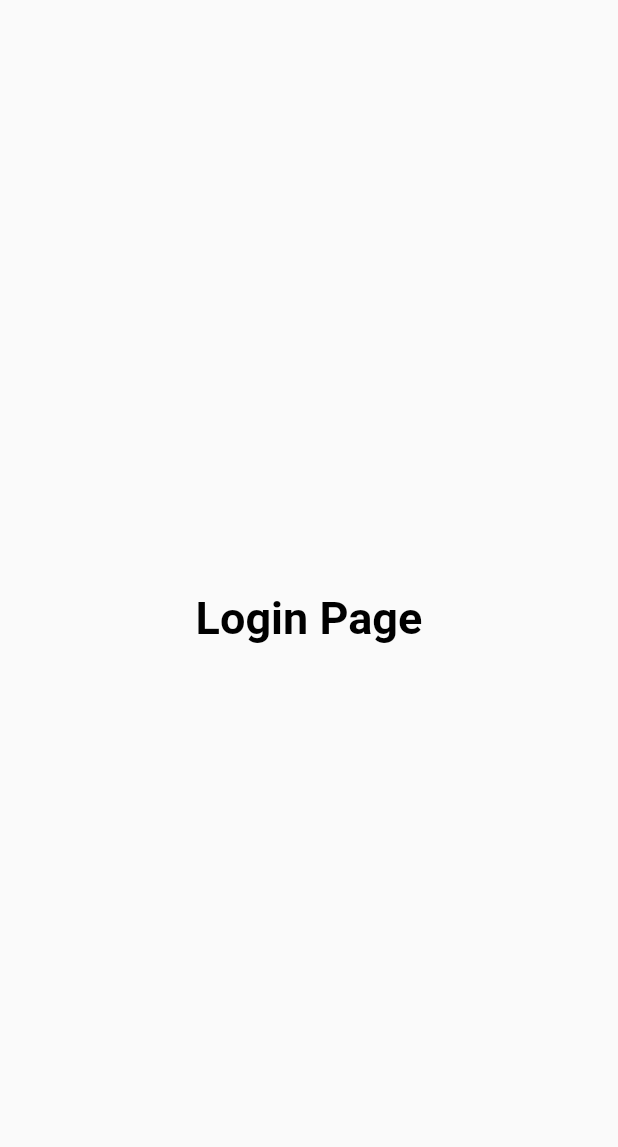
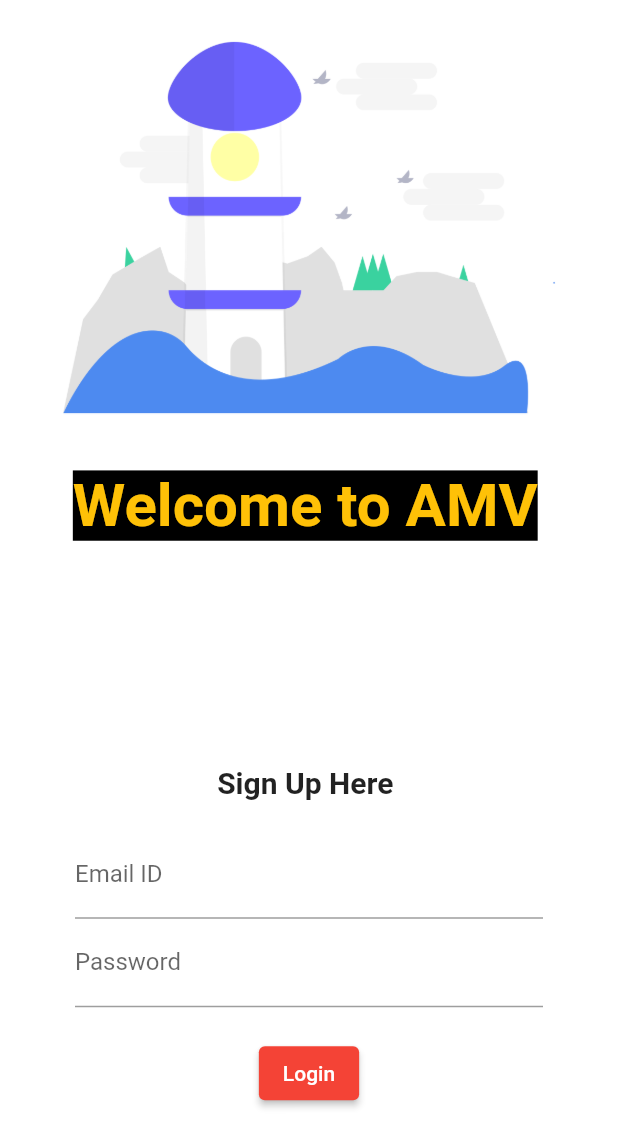
Before and after one commit to khushhalgarg112/Flutter-Basics, a Flutter app: the screen it shows after launch, on a phone screen of 412 x 824 dp. Shown: the top 1147 px of the screen. Run offline on Flutter 3.47's test engine with Material 2 defaults, Android fonts, the phone set to English and light mode, and no system bars; our stand-ins replace google_fonts.

Commit message:
Day 4 completed

```diff
--- a/lib/main.dart
+++ b/lib/main.dart
@@ -1,6 +1,7 @@
 import 'package:flutter/material.dart';
-import 'package:hello_world/pages/LoginPage.dart';
+import 'package:hello_world/pages/login_page.dart';
 import 'package:hello_world/pages/home_page.dart';
+import 'package:google_fonts/google_fonts.dart';
 
 void main() {
   runApp(MyApp());
@@ -17,11 +18,12 @@ class MyApp extends StatelessWidget {
       theme: ThemeData(
         brightness: Brightness.light,
         primarySwatch: Colors.red,
+        primaryTextTheme: GoogleFonts.lakkiReddyTextTheme(),
       ),
       initialRoute:'/login',
       routes:{
         '/':(context)=> HomePage(),
-        '/login':(context)=> LoginPage(),
+        '/login':(context)=> login_page(),
       },
     );
   }
--- a/lib/pages/LoginPage.dart
+++ /dev/null
@@ -1,20 +0,0 @@
-import 'package:flutter/material.dart';
-
-class LoginPage extends StatelessWidget {
-
-  @override
-  Widget build(BuildContext context) {
-    return Material(
-      child: Center(
-        child: Text("Login Page",
-        style: TextStyle(
-          fontSize: 30,
-          color: Colors.black,
-          fontWeight: FontWeight.bold,
-        )
-        ),
-      ),
-
-    );
-  }
-}
--- /dev/null
+++ b/lib/pages/login_page.dart
@@ -0,0 +1,75 @@
+import 'package:flutter/material.dart';
+
+class login_page extends StatelessWidget {
+  const login_page({Key? key}) : super(key: key);
+  @override
+  Widget build(BuildContext context) {
+    return Material(
+      color: Colors.white,
+      child: SingleChildScrollView(
+        child: Column(
+          children: [
+            Image.asset(
+              'assets/image/undraw_Lighthouse_frb8.png',
+              fit: BoxFit.cover,
+            ),
+            Padding(
+              padding: const EdgeInsets.only(
+                top: 10,
+                right: 5,
+              ),
+              child: Text(
+                "Welcome to AMV",
+                style: TextStyle(
+                  fontWeight: FontWeight.bold,
+                  fontSize: 40,
+                  color: Colors.amber,
+                  backgroundColor: Colors.black,
+                ),
+              ),
+            ),
+            SizedBox(
+              height: 150,
+            ),
+            Text("Sign Up Here ",
+            style: TextStyle(
+                  fontWeight: FontWeight.bold,
+                  fontSize: 20,
+              ),
+            ),
+            SizedBox(
+              height: 20,
+            ),
+            Padding(
+              padding: const EdgeInsets.only(left: 50,
+              right: 50,
+              bottom: 50,),
+              child: Column(
+                children: [
+                  TextFormField(
+                    decoration: InputDecoration(
+                        hintText: "Enter your mail ", labelText: "Email ID"),
+                  ),
+                  TextFormField(
+                    obscureText: true,
+                    decoration: InputDecoration(
+                        hintText: "Enter your Password", labelText: "Password"),
+                  ),
+                  SizedBox(
+                    height: 20,
+                  ),
+                  ElevatedButton(
+                      onPressed: () {
+                        print("hello");
+                      },
+                      // style: TextButton.styleFrom(),
+                      child: Text("Login"))
+                ],
+              ),
+            ),
+          ],
+        ),
+      ),
+    );
+  }
+}
--- a/pubspec.yaml
+++ b/pubspec.yaml
@@ -34,6 +34,7 @@ dependencies:
   # The following adds the Cupertino Icons font to your application.
   # Use with the CupertinoIcons class for iOS style icons.
   cupertino_icons: ^1.0.2
+  google_fonts: ^2.1.0
 
 dev_dependencies:
   flutter_test:
@@ -58,8 +59,8 @@ flutter:
   uses-material-design: true
 
   # To add assets to your application, add an assets section, like this:
-  # assets:
-  #   - images/a_dot_burr.jpeg
+  assets:
+  - assets/image/
   #   - images/a_dot_ham.jpeg
 
   # An image asset can refer to one or more resolution-specific "variants", see
```
Also changed, not shown: assets/image/undraw_Lighthouse_frb8.png (added), pubspec.lock.
